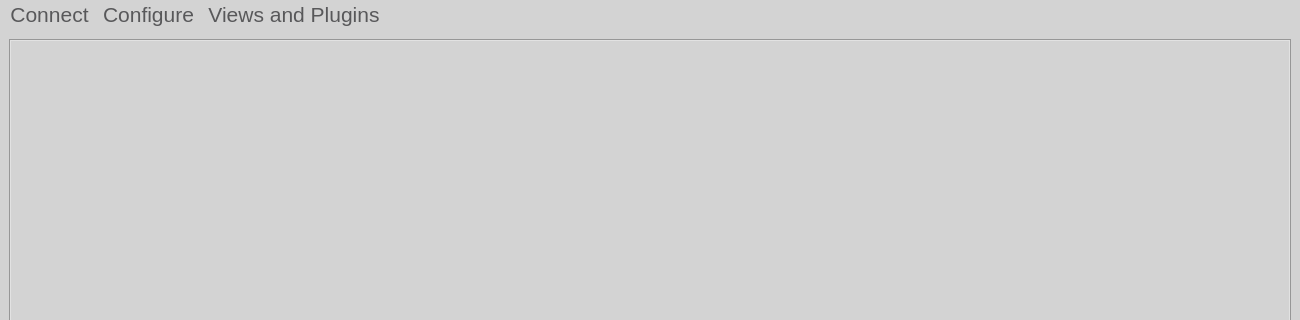
This is ibridgesgui/ui_files/MainMenu.ui in iBridges-for-iRODS/iBridges-GUI as Qt 5 draws it before an edit; both pictures show x 0 to 1300 and y 0 to 320 of the 1300 by 850 pixel window. The edited form follows.
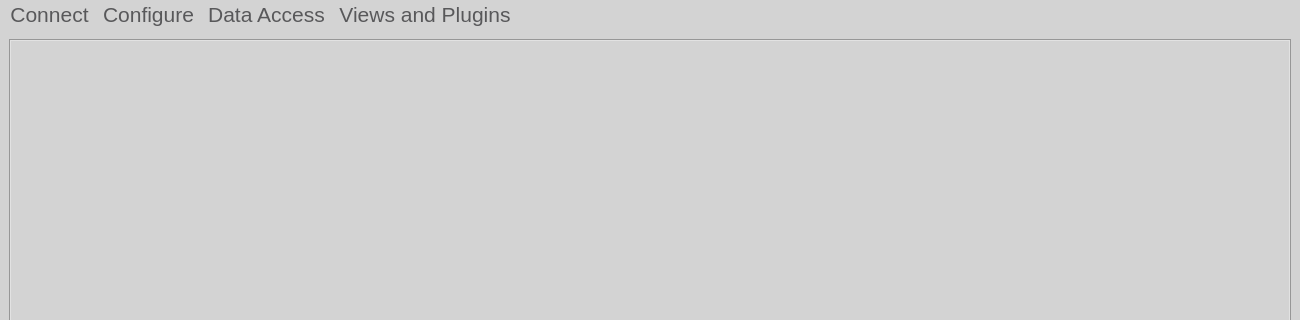
This is the edited form. Icons and pictures are not drawn.

Commit message: upddate widgets

Patch:
```diff
--- a/ibridgesgui/ui_files/MainMenu.ui
+++ b/ibridgesgui/ui_files/MainMenu.ui
@@ -99,6 +99,7 @@
    <property name="font">
     <font>
      <pointsize>16</pointsize>
+     <weight>50</weight>
      <italic>false</italic>
      <bold>false</bold>
     </font>
@@ -107,6 +108,7 @@
     <property name="font">
      <font>
       <pointsize>16</pointsize>
+      <weight>50</weight>
       <italic>false</italic>
       <bold>false</bold>
      </font>
@@ -133,8 +135,18 @@
      <string>Views and Plugins</string>
     </property>
    </widget>
+   <widget class="QMenu" name="menu_data_access">
+    <property name="enabled">
+     <bool>true</bool>
+    </property>
+    <property name="title">
+     <string>Data Access</string>
+    </property>
+    <addaction name="action_supply_ticket"/>
+   </widget>
    <addaction name="main_menu"/>
    <addaction name="config_menu"/>
+   <addaction name="menu_data_access"/>
    <addaction name="menuPlugins"/>
   </widget>
   <action name="action_close_session">
```
Left out of the diff: 21 changed lines with no effect on the pictures. The commit also changes 6 other files.
